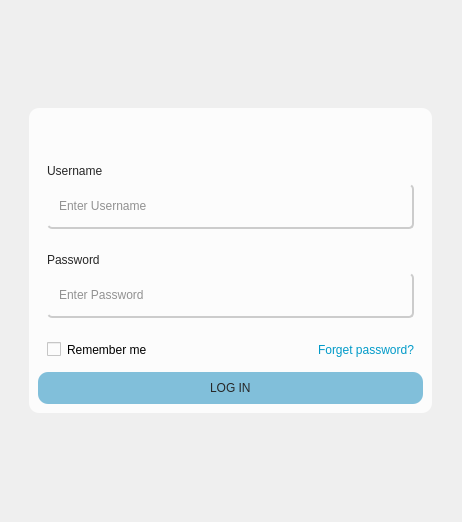
The window that Desktop_Application/Frontend/ui-files/loginCard.ui (DreddVDomasian/Petmate-Desktop-Application) describes before a commit, drawn with Qt 5.
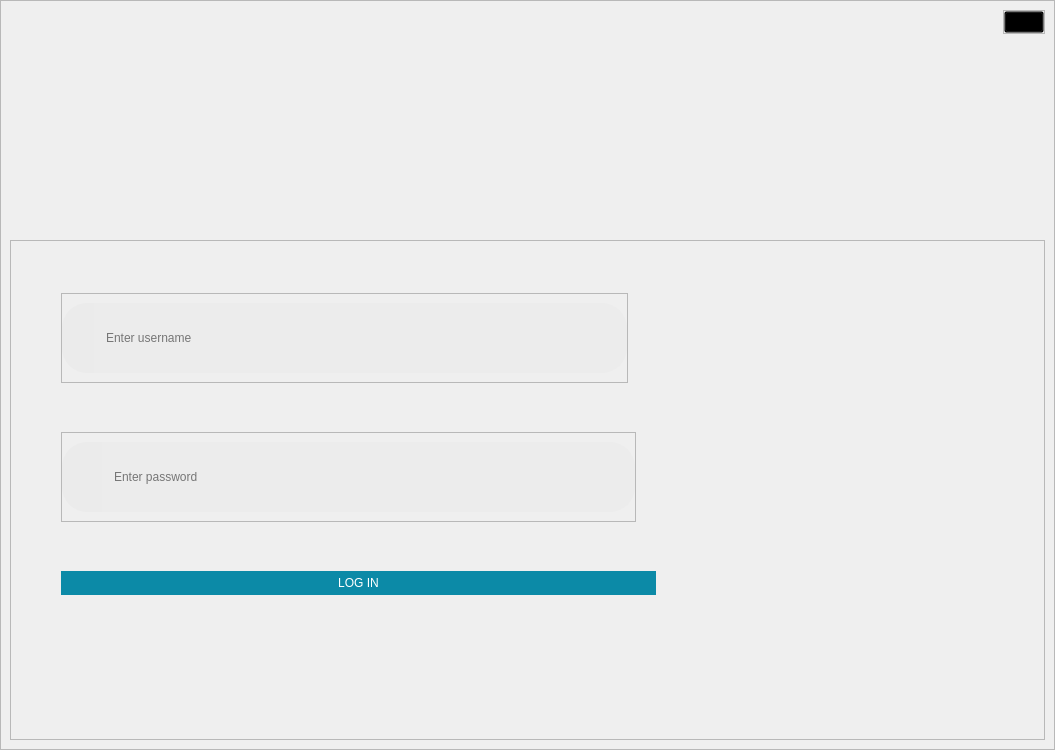
The same window after the commit. Icons and pictures are not drawn.

What changed in the file:
```diff
--- a/Desktop_Application/Frontend/ui-files/loginCard.ui
+++ b/Desktop_Application/Frontend/ui-files/loginCard.ui
@@ -6,25 +6,50 @@
    <rect>
     <x>0</x>
     <y>0</y>
-    <width>462</width>
-    <height>522</height>
+    <width>1055</width>
+    <height>750</height>
    </rect>
   </property>
+  <property name="minimumSize">
+   <size>
+    <width>1055</width>
+    <height>750</height>
+   </size>
+  </property>
+  <property name="maximumSize">
+   <size>
+    <width>1055</width>
+    <height>750</height>
+   </size>
+  </property>
   <property name="windowTitle">
    <string>Form</string>
   </property>
   <layout class="QVBoxLayout" name="verticalLayout">
-   <item alignment="Qt::AlignHCenter|Qt::AlignVCenter">
-    <widget class="QFrame" name="frame">
-     <property name="maximumSize">
-      <size>
-       <width>440</width>
-       <height>500</height>
-      </size>
-     </property>
+   <property name="spacing">
+    <number>0</number>
+   </property>
+   <property name="leftMargin">
+    <number>0</number>
+   </property>
+   <property name="topMargin">
+    <number>0</number>
+   </property>
+   <property name="rightMargin">
+    <number>0</number>
+   </property>
+   <property name="bottomMargin">
+    <number>0</number>
+   </property>
+   <item>
+    <widget class="QFrame" name="loginFrame">
      <property name="styleSheet">
-      <string notr="true">background-color: #FCFCFC;
-border-radius: 10px;</string>
+      <string notr="true">#loginFrame{
+
+	
+	background-image: url(:/images/image/loginBG.png);
+
+}</string>
      </property>
      <property name="frameShape">
       <enum>QFrame::StyledPanel</enum>
@@ -33,11 +58,8 @@
       <enum>QFrame::Raised</enum>
      </property>
      <layout class="QVBoxLayout" name="verticalLayout_2">
-      <item alignment="Qt::AlignRight">
-       <widget class="QFrame" name="frame_2">
-        <property name="styleSheet">
-         <string notr="true">background-color: transparent;</string>
-        </property>
+      <item alignment="Qt::AlignRight|Qt::AlignTop">
+       <widget class="QFrame" name="frame">
         <property name="frameShape">
          <enum>QFrame::StyledPanel</enum>
         </property>
@@ -45,19 +67,27 @@
          <enum>QFrame::Raised</enum>
         </property>
         <layout class="QHBoxLayout" name="horizontalLayout">
+         <property name="spacing">
+          <number>0</number>
+         </property>
+         <property name="leftMargin">
+          <number>0</number>
+         </property>
+         <property name="topMargin">
+          <number>0</number>
+         </property>
+         <property name="rightMargin">
+          <number>0</number>
+         </property>
+         <property name="bottomMargin">
+          <number>0</number>
+         </property>
          <item>
-          <widget class="QLabel" name="label">
-           <property name="sizePolicy">
-            <sizepolicy hsizetype="Preferred" vsizetype="Preferred">
-             <horstretch>0</horstretch>
-             <verstretch>0</verstretch>
-            </sizepolicy>
-           </property>
-           <property name="maximumSize">
-            <size>
-             <width>140</width>
-             <height>60</height>
-            </size>
+          <widget class="QPushButton" name="close">
+           <property name="styleSheet">
+            <string notr="true">#close{
+	background:transparent;
+}</string>
            </property>
            <property name="text">
             <string/>
@@ -65,8 +95,11 @@
            <property name="pixmap">
             <pixmap>image/petmateLogo.png</pixmap>
            </property>
-           <property name="scaledContents">
-            <bool>true</bool>
+           <property name="iconSize">
+            <size>
+             <width>40</width>
+             <height>40</height>
+            </size>
            </property>
           </widget>
          </item>
@@ -74,7 +107,22 @@
        </widget>
       </item>
       <item>
-       <widget class="QFrame" name="frame_6">
+       <widget class="QFrame" name="frame_2">
+        <property name="minimumSize">
+         <size>
+          <width>0</width>
+          <height>500</height>
+         </size>
+        </property>
+        <property name="styleSheet">
+         <string notr="true">QLineEdit{
+	border-top-right-radius:25px;
+	border-bottom-right-radius:25px;
+	background-color:#ECECEC;
+	font: 63 15pt &quot;Montserrat SemiBold&quot;;
+	padding-left:10px;
+}</string>
+        </property>
         <property name="frameShape">
          <enum>QFrame::StyledPanel</enum>
         </property>
@@ -82,154 +130,244 @@
          <enum>QFrame::Raised</enum>
         </property>
         <layout class="QVBoxLayout" name="verticalLayout_3">
-         <item>
-          <widget class="QLabel" name="label_2">
-           <property name="styleSheet">
-            <string notr="true">font: 63 10pt &quot;Montserrat SemiBold&quot;;
-color:rgb(39, 39, 39);</string>
+         <property name="leftMargin">
+          <number>50</number>
+         </property>
+         <property name="bottomMargin">
+          <number>100</number>
+         </property>
+         <item alignment="Qt::AlignLeft">
+          <widget class="QFrame" name="frame_3">
+           <property name="sizePolicy">
+            <sizepolicy hsizetype="Preferred" vsizetype="Fixed">
+             <horstretch>0</horstretch>
+             <verstretch>0</verstretch>
+            </sizepolicy>
            </property>
-           <property name="text">
-            <string>Username</string>
+           <property name="frameShape">
+            <enum>QFrame::StyledPanel</enum>
            </property>
+           <property name="frameShadow">
+            <enum>QFrame::Raised</enum>
+           </property>
+           <layout class="QHBoxLayout" name="horizontalLayout_3">
+            <property name="spacing">
+             <number>0</number>
+            </property>
+            <property name="leftMargin">
+             <number>0</number>
+            </property>
+            <property name="rightMargin">
+             <number>0</number>
+            </property>
+            <item>
+             <widget class="QFrame" name="userIcon">
+              <property name="sizePolicy">
+               <sizepolicy hsizetype="Fixed" vsizetype="Fixed">
+                <horstretch>0</horstretch>
+                <verstretch>0</verstretch>
+               </sizepolicy>
+              </property>
+              <property name="maximumSize">
+               <size>
+                <width>60</width>
+                <height>70</height>
+               </size>
+              </property>
+              <property name="styleSheet">
+               <string notr="true">background-color: rgb(235, 235, 235);
+border-top-left-radius:25px;
+border-bottom-left-radius:25px;</string>
+              </property>
+              <property name="frameShape">
+               <enum>QFrame::StyledPanel</enum>
+              </property>
+              <property name="frameShadow">
+               <enum>QFrame::Raised</enum>
+              </property>
+              <layout class="QHBoxLayout" name="horizontalLayout_4">
+               <property name="leftMargin">
+                <number>25</number>
+               </property>
+               <property name="topMargin">
+                <number>15</number>
+               </property>
+               <property name="rightMargin">
+                <number>0</number>
+               </property>
+               <property name="bottomMargin">
+                <number>15</number>
+               </property>
+               <item>
+                <widget class="QLabel" name="label">
+                 <property name="text">
+                  <string/>
+                 </property>
+                 <property name="pixmap">
+                  <pixmap resource="../resource.qrc">:/Icons/Icons/usernameIcon.png</pixmap>
+                 </property>
+                 <property name="scaledContents">
+                  <bool>true</bool>
+                 </property>
+                </widget>
+               </item>
+              </layout>
+             </widget>
+            </item>
+            <item>
+             <widget class="QLineEdit" name="loginUserName">
+              <property name="sizePolicy">
+               <sizepolicy hsizetype="Fixed" vsizetype="Fixed">
+                <horstretch>0</horstretch>
+                <verstretch>0</verstretch>
+               </sizepolicy>
+              </property>
+              <property name="minimumSize">
+               <size>
+                <width>533</width>
+                <height>70</height>
+               </size>
+              </property>
+              <property name="styleSheet">
+               <string notr="true"/>
+              </property>
+              <property name="placeholderText">
+               <string>Enter username</string>
+              </property>
+             </widget>
+            </item>
+           </layout>
           </widget>
          </item>
-         <item>
-          <widget class="QLineEdit" name="lineEdit">
-           <property name="minimumSize">
-            <size>
-             <width>0</width>
-             <height>45</height>
-            </size>
+         <item alignment="Qt::AlignLeft">
+          <widget class="QFrame" name="frame_4">
+           <property name="sizePolicy">
+            <sizepolicy hsizetype="Preferred" vsizetype="Fixed">
+             <horstretch>0</horstretch>
+             <verstretch>0</verstretch>
+            </sizepolicy>
            </property>
-           <property name="styleSheet">
-            <string notr="true">QLineEdit{
-	border-right: 2px solid #cccccc;
-    border-bottom: 2px solid #cccccc;
-    border-radius: 5px;
-	
-	font: 57 8pt &quot;Montserrat SemiBold&quot;;
-	color:rgb(39, 39, 39);
-	padding-left: 10px;
-}</string>
+           <property name="frameShape">
+            <enum>QFrame::StyledPanel</enum>
            </property>
-           <property name="placeholderText">
-            <string>Enter Username</string>
+           <property name="frameShadow">
+            <enum>QFrame::Raised</enum>
            </property>
+           <layout class="QHBoxLayout" name="horizontalLayout_2">
+            <property name="spacing">
+             <number>0</number>
+            </property>
+            <property name="leftMargin">
+             <number>0</number>
+            </property>
+            <property name="rightMargin">
+             <number>0</number>
+            </property>
+            <item>
+             <widget class="QFrame" name="passwordIcon">
+              <property name="sizePolicy">
+               <sizepolicy hsizetype="Fixed" vsizetype="Fixed">
+                <horstretch>0</horstretch>
+                <verstretch>0</verstretch>
+               </sizepolicy>
+              </property>
+              <property name="minimumSize">
+               <size>
+                <width>40</width>
+                <height>70</height>
+               </size>
+              </property>
+              <property name="maximumSize">
+               <size>
+                <width>60</width>
+                <height>70</height>
+               </size>
+              </property>
+              <property name="styleSheet">
+               <string notr="true">background-color: rgb(235, 235, 235);
+border-top-left-radius:25px;
+border-bottom-left-radius:25px;</string>
+              </property>
+              <property name="frameShape">
+               <enum>QFrame::StyledPanel</enum>
+              </property>
+              <property name="frameShadow">
+               <enum>QFrame::Raised</enum>
+              </property>
+              <layout class="QHBoxLayout" name="horizontalLayout_5">
+               <property name="leftMargin">
+                <number>25</number>
+               </property>
+               <property name="topMargin">
+                <number>15</number>
+               </property>
+               <property name="rightMargin">
+                <number>5</number>
+               </property>
+               <property name="bottomMargin">
+                <number>15</number>
+               </property>
+               <item>
+                <widget class="QLabel" name="label_2">
+                 <property name="text">
+                  <string/>
+                 </property>
+                 <property name="pixmap">
+                  <pixmap resource="../resource.qrc">:/Icons/Icons/lockIcon.png</pixmap>
+                 </property>
+                 <property name="scaledContents">
+                  <bool>true</bool>
+                 </property>
+                </widget>
+               </item>
+              </layout>
+             </widget>
+            </item>
+            <item>
+             <widget class="QLineEdit" name="loginPassword">
+              <property name="sizePolicy">
+               <sizepolicy hsizetype="Fixed" vsizetype="Fixed">
+                <horstretch>0</horstretch>
+                <verstretch>0</verstretch>
+               </sizepolicy>
+              </property>
+              <property name="minimumSize">
+               <size>
+                <width>533</width>
+                <height>70</height>
+               </size>
+              </property>
+              <property name="placeholderText">
+               <string>Enter password</string>
+              </property>
+             </widget>
+            </item>
+           </layout>
           </widget>
          </item>
-        </layout>
-       </widget>
-      </item>
-      <item>
-       <widget class="QFrame" name="frame_4">
-        <property name="frameShape">
-         <enum>QFrame::StyledPanel</enum>
-        </property>
-        <property name="frameShadow">
-         <enum>QFrame::Raised</enum>
-        </property>
-        <layout class="QVBoxLayout" name="verticalLayout_4">
          <item>
-          <widget class="QLabel" name="label_3">
-           <property name="styleSheet">
-            <string notr="true">font: 63 10pt &quot;Montserrat SemiBold&quot;;
-color:rgb(39, 39, 39);</string>
+          <widget class="QPushButton" name="pushButton">
+           <property name="sizePolicy">
+            <sizepolicy hsizetype="Fixed" vsizetype="Fixed">
+             <horstretch>0</horstretch>
+             <verstretch>0</verstretch>
+            </sizepolicy>
            </property>
-           <property name="text">
-            <string>Password</string>
-           </property>
-          </widget>
-         </item>
-         <item>
-          <widget class="QLineEdit" name="lineEdit_2">
            <property name="minimumSize">
             <size>
-             <width>0</width>
-             <height>45</height>
+             <width>595</width>
+             <height>0</height>
             </size>
            </property>
-           <property name="maximumSize">
-            <size>
-             <width>16777215</width>
-             <height>45</height>
-            </size>
-           </property>
            <property name="styleSheet">
-            <string notr="true">QLineEdit{
-	border-right: 2px solid #cccccc;
-    border-bottom: 2px solid #cccccc;
-    border-radius: 5px;
-	
-	font: 8pt &quot;Montserrat SemiBold&quot;;
-	color:rgb(39, 39, 39);
-	padding-left: 10px;
+            <string notr="true">QPushButton{
+	padding:5px;
+	background-color:#0C8AA7;
+	border:none;
+	border-radius:20px;
+	font: 87 20pt &quot;Montserrat Black&quot;;
+	color:rgb(255, 255, 255);
 }</string>
-           </property>
-           <property name="text">
-            <string/>
-           </property>
-           <property name="placeholderText">
-            <string>Enter Password</string>
-           </property>
-          </widget>
-         </item>
-        </layout>
-       </widget>
-      </item>
-      <item>
-       <widget class="QFrame" name="frame_3">
-        <property name="frameShape">
-         <enum>QFrame::StyledPanel</enum>
-        </property>
-        <property name="frameShadow">
-         <enum>QFrame::Raised</enum>
-        </property>
-        <layout class="QHBoxLayout" name="horizontalLayout_2">
-         <item>
-          <widget class="QCheckBox" name="checkBox">
-           <property name="text">
-            <string>Remember me</string>
-           </property>
-          </widget>
-         </item>
-         <item alignment="Qt::AlignRight">
-          <widget class="QLabel" name="label_4">
-           <property name="styleSheet">
-            <string notr="true">#label_4{
-color: #019AC8;
-}
-#label_4:hover{
-color: #007598;
-}</string>
-           </property>
-           <property name="text">
-            <string>Forget password?</string>
-           </property>
-          </widget>
-         </item>
-        </layout>
-       </widget>
-      </item>
-      <item alignment="Qt::AlignHCenter|Qt::AlignVCenter">
-       <widget class="QFrame" name="frame_5">
-        <property name="styleSheet">
-         <string notr="true">background-color: #81BFDA;
-border-radius: 10px;
-padding-left: 80px;
-padding-right: 80px;</string>
-        </property>
-        <property name="frameShape">
-         <enum>QFrame::StyledPanel</enum>
-        </property>
-        <property name="frameShadow">
-         <enum>QFrame::Raised</enum>
-        </property>
-        <layout class="QHBoxLayout" name="horizontalLayout_3">
-         <item alignment="Qt::AlignHCenter">
-          <widget class="QLabel" name="label_5">
-           <property name="styleSheet">
-            <string notr="true">font: bold 10pt &quot;Montserrat&quot;;
-color:rgb(39, 39, 39);</string>
            </property>
            <property name="text">
             <string>LOG IN</string>
```
Left out of the diff: 9 changed lines with no effect on the pictures.
